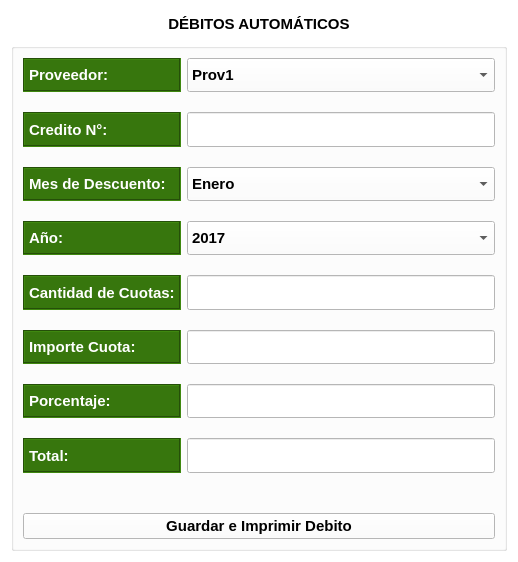
Old version of the form gui/cargas/carga_debito.ui in the repository shae-ra/sindicato.
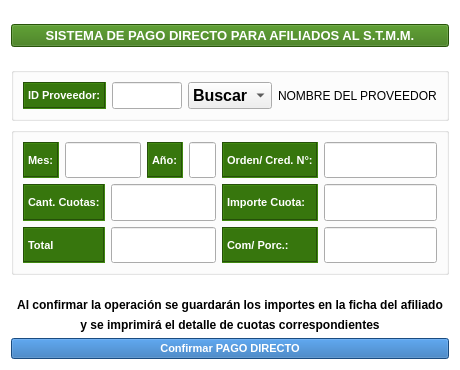
New version of the form. Icons and pictures are not drawn.

The edit to the form file:
```diff
--- a/gui/cargas/carga_debito.ui
+++ b/gui/cargas/carga_debito.ui
@@ -6,10 +6,22 @@
    <rect>
     <x>0</x>
     <y>0</y>
-    <width>518</width>
-    <height>562</height>
+    <width>460</width>
+    <height>370</height>
    </rect>
   </property>
+  <property name="minimumSize">
+   <size>
+    <width>460</width>
+    <height>370</height>
+   </size>
+  </property>
+  <property name="maximumSize">
+   <size>
+    <width>460</width>
+    <height>370</height>
+   </size>
+  </property>
   <property name="palette">
    <palette>
     <active>
@@ -428,23 +440,68 @@
   <property name="windowTitle">
    <string>Form</string>
   </property>
-  <layout class="QGridLayout" name="gridLayout_3" rowstretch="30,0">
-   <item row="1" column="0" colspan="2">
-    <widget class="QGroupBox" name="groupBox">
+  <layout class="QGridLayout" name="gridLayout_3" rowstretch="10,0,0,10,30,0,0,0,0">
+   <item row="5" column="1">
+    <spacer name="verticalSpacer">
+     <property name="orientation">
+      <enum>Qt::Vertical</enum>
+     </property>
+     <property name="sizeHint" stdset="0">
+      <size>
+       <width>14</width>
+       <height>17</height>
+      </size>
+     </property>
+    </spacer>
+   </item>
+   <item row="6" column="1">
+    <widget class="QLabel" name="label_10">
+     <property name="font">
+      <font>
+       <weight>75</weight>
+       <bold>true</bold>
+      </font>
+     </property>
+     <property name="text">
+      <string>Al confirmar la operación se guardarán los importes en la ficha del afiliado</string>
+     </property>
+     <property name="alignment">
+      <set>Qt::AlignCenter</set>
+     </property>
+    </widget>
+   </item>
+   <item row="7" column="1">
+    <widget class="QLabel" name="label_11">
+     <property name="font">
+      <font>
+       <weight>75</weight>
+       <bold>true</bold>
+      </font>
+     </property>
+     <property name="text">
+      <string> y se imprimirá el detalle de cuotas correspondientes </string>
+     </property>
+     <property name="alignment">
+      <set>Qt::AlignCenter</set>
+     </property>
+    </widget>
+   </item>
+   <item row="4" column="0" colspan="3">
+    <widget class="QGroupBox" name="groupBox_2">
+     <property name="styleSheet">
+      <string notr="true">#groupBox_2{
+background-color: #FFFFFF;
+}</string>
+     </property>
      <property name="title">
       <string/>
      </property>
+     <property name="flat">
+      <bool>true</bool>
+     </property>
      <layout class="QGridLayout" name="gridLayout_2">
-      <item row="0" column="0">
-       <layout class="QGridLayout" name="gridLayout" rowstretch="10,10,10,10,10,10,10,10,10">
-        <property name="topMargin">
-         <number>0</number>
-        </property>
-        <property name="verticalSpacing">
-         <number>20</number>
-        </property>
-        <item row="6" column="1" colspan="2">
-         <widget class="QLineEdit" name="lineEdit_5">
+      <item row="0" column="1" colspan="2">
+       <widget class="QLineEdit" name="lineEdit_2">
           <property name="sizePolicy">
            <sizepolicy hsizetype="Expanding" vsizetype="Expanding">
             <horstretch>0</horstretch>
@@ -453,114 +510,33 @@
           </property>
           <property name="font">
            <font>
-            <family>Arial</family>
-            <pointsize>11</pointsize>
+          <family>System</family>
+          <pointsize>12</pointsize>
             <weight>75</weight>
             <bold>true</bold>
            </font>
           </property>
          </widget>
         </item>
-        <item row="2" column="0">
-         <widget class="QLabel" name="label_2">
+      <item row="0" column="4" colspan="3">
+       <widget class="QLineEdit" name="lineEdit_4">
           <property name="sizePolicy">
-           <sizepolicy hsizetype="Preferred" vsizetype="Expanding">
+         <sizepolicy hsizetype="Expanding" vsizetype="Expanding">
             <horstretch>0</horstretch>
             <verstretch>0</verstretch>
            </sizepolicy>
           </property>
           <property name="font">
            <font>
-            <family>Arial</family>
-            <pointsize>11</pointsize>
+          <family>System</family>
+          <pointsize>12</pointsize>
             <weight>75</weight>
             <bold>true</bold>
            </font>
           </property>
-          <property name="styleSheet">
-           <string notr="true">#label_2{
-background-color:#37760D;
-color: #FFFFFF;
-}</string>
-          </property>
-          <property name="frameShape">
-           <enum>QFrame::Box</enum>
-          </property>
-          <property name="frameShadow">
-           <enum>QFrame::Sunken</enum>
-          </property>
-          <property name="text">
-           <string>Mes de Descuento:</string>
-          </property>
-         </widget>
-        </item>
-        <item row="0" column="0">
-         <widget class="QLabel" name="label">
-          <property name="sizePolicy">
-           <sizepolicy hsizetype="Preferred" vsizetype="Expanding">
-            <horstretch>0</horstretch>
-            <verstretch>0</verstretch>
-           </sizepolicy>
-          </property>
-          <property name="font">
-           <font>
-            <family>Arial</family>
-            <pointsize>11</pointsize>
-            <weight>75</weight>
-            <bold>true</bold>
-           </font>
-          </property>
-          <property name="styleSheet">
-           <string notr="true">#label{
-background-color:#37760D;
-color: #FFFFFF;
-}</string>
-          </property>
-          <property name="frameShape">
-           <enum>QFrame::Box</enum>
-          </property>
-          <property name="frameShadow">
-           <enum>QFrame::Sunken</enum>
-          </property>
-          <property name="text">
-           <string>Proveedor:</string>
-          </property>
-         </widget>
-        </item>
-        <item row="1" column="0">
-         <widget class="QLabel" name="label_7">
-          <property name="sizePolicy">
-           <sizepolicy hsizetype="Preferred" vsizetype="Expanding">
-            <horstretch>0</horstretch>
-            <verstretch>0</verstretch>
-           </sizepolicy>
-          </property>
-          <property name="font">
-           <font>
-            <family>Arial</family>
-            <pointsize>11</pointsize>
-            <weight>75</weight>
-            <bold>true</bold>
-           </font>
-          </property>
-          <property name="styleSheet">
-           <string notr="true">#label_7{
-background-color:#37760D;
-color: #FFFFFF;
-}</string>
-          </property>
-          <property name="frameShape">
-           <enum>QFrame::Box</enum>
-          </property>
-          <property name="frameShadow">
-           <enum>QFrame::Sunken</enum>
-          </property>
-          <property name="text">
-           <string>Credito N°:</string>
-          </property>
-         </widget>
-        </item>
-        <item row="4" column="0">
+       </widget>
+      </item>
+      <item row="2" column="0" colspan="2">
          <widget class="QLabel" name="label_4">
           <property name="sizePolicy">
            <sizepolicy hsizetype="Preferred" vsizetype="Expanding">
@@ -571,7 +547,7 @@
           <property name="font">
            <font>
             <family>Arial</family>
-            <pointsize>11</pointsize>
+          <pointsize>8</pointsize>
             <weight>75</weight>
             <bold>true</bold>
            </font>
@@ -589,12 +565,12 @@
            <enum>QFrame::Sunken</enum>
           </property>
           <property name="text">
-           <string>Cantidad de Cuotas:</string>
+         <string>Cant. Cuotas:</string>
           </property>
          </widget>
         </item>
-        <item row="6" column="0">
-         <widget class="QLabel" name="label_8">
+      <item row="0" column="7">
+       <widget class="QLabel" name="label_7">
           <property name="sizePolicy">
            <sizepolicy hsizetype="Preferred" vsizetype="Expanding">
             <horstretch>0</horstretch>
@@ -604,13 +580,13 @@
           <property name="font">
            <font>
             <family>Arial</family>
-            <pointsize>11</pointsize>
+          <pointsize>8</pointsize>
             <weight>75</weight>
             <bold>true</bold>
            </font>
           </property>
           <property name="styleSheet">
-           <string notr="true">#label_8{
+         <string notr="true">#label_7{
 background-color:#37760D;
 color: #FFFFFF;
 }</string>
@@ -622,11 +598,11 @@
            <enum>QFrame::Sunken</enum>
           </property>
           <property name="text">
-           <string>Porcentaje:</string>
+         <string>Orden/ Cred. N°:</string>
           </property>
          </widget>
         </item>
-        <item row="3" column="0">
+      <item row="0" column="3">
          <widget class="QLabel" name="label_3">
           <property name="sizePolicy">
            <sizepolicy hsizetype="Preferred" vsizetype="Expanding">
@@ -637,7 +613,7 @@
           <property name="font">
            <font>
             <family>Arial</family>
-            <pointsize>11</pointsize>
+          <pointsize>8</pointsize>
             <weight>75</weight>
             <bold>true</bold>
            </font>
@@ -659,8 +635,8 @@
           </property>
          </widget>
         </item>
-        <item row="0" column="1" colspan="2">
-         <widget class="QComboBox" name="comboBox">
+      <item row="0" column="0">
+       <widget class="QLabel" name="label_2">
           <property name="sizePolicy">
            <sizepolicy hsizetype="Preferred" vsizetype="Expanding">
             <horstretch>0</horstretch>
@@ -670,51 +646,13 @@
           <property name="font">
            <font>
             <family>Arial</family>
-            <pointsize>11</pointsize>
-            <weight>75</weight>
-            <bold>true</bold>
-           </font>
-          </property>
-          <item>
-           <property name="text">
-            <string>Prov1</string>
-           </property>
-          </item>
-          <item>
-           <property name="text">
-            <string>Prov2</string>
-           </property>
-          </item>
-          <item>
-           <property name="text">
-            <string>Prov3</string>
-           </property>
-          </item>
-          <item>
-           <property name="text">
-            <string>Prov4</string>
-           </property>
-          </item>
-         </widget>
-        </item>
-        <item row="7" column="0">
-         <widget class="QLabel" name="label_6">
-          <property name="sizePolicy">
-           <sizepolicy hsizetype="Preferred" vsizetype="Expanding">
-            <horstretch>0</horstretch>
-            <verstretch>0</verstretch>
-           </sizepolicy>
-          </property>
-          <property name="font">
-           <font>
-            <family>Arial</family>
-            <pointsize>11</pointsize>
+          <pointsize>8</pointsize>
             <weight>75</weight>
             <bold>true</bold>
            </font>
           </property>
           <property name="styleSheet">
-           <string notr="true">#label_6{
+         <string notr="true">#label_2{
 background-color:#37760D;
 color: #FFFFFF;
 }</string>
@@ -726,12 +664,12 @@
            <enum>QFrame::Sunken</enum>
           </property>
           <property name="text">
-           <string>Total:</string>
+         <string>Mes:</string>
           </property>
          </widget>
         </item>
-        <item row="5" column="1" colspan="2">
-         <widget class="QLineEdit" name="lineEdit_2">
+      <item row="0" column="8">
+       <widget class="QLineEdit" name="lineEdit_8">
           <property name="sizePolicy">
            <sizepolicy hsizetype="Expanding" vsizetype="Expanding">
             <horstretch>0</horstretch>
@@ -740,37 +678,16 @@
           </property>
           <property name="font">
            <font>
-            <family>Arial</family>
-            <pointsize>11</pointsize>
+          <family>System</family>
+          <pointsize>12</pointsize>
             <weight>75</weight>
             <bold>true</bold>
            </font>
           </property>
          </widget>
         </item>
-        <item row="8" column="0" colspan="3">
-         <spacer name="horizontalSpacer">
-          <property name="font">
-           <font>
-            <family>Arial</family>
-            <pointsize>11</pointsize>
-            <weight>75</weight>
-            <bold>true</bold>
-           </font>
-          </property>
-          <property name="orientation">
-           <enum>Qt::Horizontal</enum>
-          </property>
-          <property name="sizeHint" stdset="0">
-           <size>
-            <width>40</width>
-            <height>20</height>
-           </size>
-          </property>
-         </spacer>
-        </item>
-        <item row="7" column="1" colspan="2">
-         <widget class="QLineEdit" name="lineEdit_3">
+      <item row="2" column="8">
+       <widget class="QLineEdit" name="lineEdit_5">
           <property name="sizePolicy">
            <sizepolicy hsizetype="Expanding" vsizetype="Expanding">
             <horstretch>0</horstretch>
@@ -779,15 +696,15 @@
           </property>
           <property name="font">
            <font>
-            <family>Arial</family>
-            <pointsize>11</pointsize>
+          <family>System</family>
+          <pointsize>12</pointsize>
             <weight>75</weight>
             <bold>true</bold>
            </font>
           </property>
          </widget>
         </item>
-        <item row="5" column="0">
+      <item row="2" column="7">
          <widget class="QLabel" name="label_5">
           <property name="sizePolicy">
            <sizepolicy hsizetype="Preferred" vsizetype="Expanding">
@@ -798,7 +715,7 @@
           <property name="font">
            <font>
             <family>Arial</family>
-            <pointsize>11</pointsize>
+          <pointsize>8</pointsize>
             <weight>75</weight>
             <bold>true</bold>
            </font>
@@ -820,93 +737,28 @@
           </property>
          </widget>
         </item>
-        <item row="3" column="1" colspan="2">
-         <widget class="QComboBox" name="comboBox_3">
+      <item row="3" column="8">
+       <widget class="QLineEdit" name="lineEdit_10">
           <property name="sizePolicy">
-           <sizepolicy hsizetype="Preferred" vsizetype="Expanding">
+         <sizepolicy hsizetype="Expanding" vsizetype="Expanding">
             <horstretch>0</horstretch>
             <verstretch>0</verstretch>
            </sizepolicy>
           </property>
           <property name="font">
            <font>
-            <family>Arial</family>
-            <pointsize>11</pointsize>
+          <family>System</family>
+          <pointsize>12</pointsize>
             <weight>75</weight>
             <bold>true</bold>
            </font>
           </property>
-          <item>
-           <property name="text">
-            <string>2017</string>
-           </property>
-          </item>
-          <item>
-           <property name="text">
-            <string>2018</string>
-           </property>
-          </item>
-          <item>
-           <property name="text">
-            <string>2019</string>
-           </property>
-          </item>
-          <item>
-           <property name="text">
-            <string>2020</string>
-           </property>
-          </item>
-          <item>
-           <property name="text">
-            <string>2021</string>
-           </property>
-          </item>
-          <item>
-           <property name="text">
-            <string>2022</string>
-           </property>
-          </item>
-          <item>
-           <property name="text">
-            <string>2022</string>
-           </property>
-          </item>
-          <item>
-           <property name="text">
-            <string>2023</string>
-           </property>
-          </item>
-          <item>
-           <property name="text">
-            <string>2024</string>
-           </property>
-          </item>
-          <item>
-           <property name="text">
-            <string>2025</string>
-           </property>
-          </item>
-          <item>
-           <property name="text">
-            <string>2026</string>
-           </property>
-          </item>
-          <item>
-           <property name="text">
-            <string>2027</string>
-           </property>
-          </item>
-          <item>
-           <property name="text">
-            <string>2028</string>
-           </property>
-          </item>
-         </widget>
-        </item>
-        <item row="4" column="1" colspan="2">
-         <widget class="QLineEdit" name="lineEdit">
+       </widget>
+      </item>
+      <item row="3" column="7">
+       <widget class="QLabel" name="label_8">
           <property name="sizePolicy">
-           <sizepolicy hsizetype="Expanding" vsizetype="Expanding">
+         <sizepolicy hsizetype="Preferred" vsizetype="Expanding">
             <horstretch>0</horstretch>
             <verstretch>0</verstretch>
            </sizepolicy>
@@ -914,15 +766,30 @@
           <property name="font">
            <font>
             <family>Arial</family>
-            <pointsize>11</pointsize>
+          <pointsize>8</pointsize>
             <weight>75</weight>
             <bold>true</bold>
            </font>
           </property>
-         </widget>
-        </item>
-        <item row="1" column="1" colspan="2">
-         <widget class="QLineEdit" name="lineEdit_4">
+        <property name="styleSheet">
+         <string notr="true">#label_8{
+background-color:#37760D;
+color: #FFFFFF;
+}</string>
+        </property>
+        <property name="frameShape">
+         <enum>QFrame::Box</enum>
+        </property>
+        <property name="frameShadow">
+         <enum>QFrame::Sunken</enum>
+        </property>
+        <property name="text">
+         <string>Com/ Porc.:</string>
+        </property>
+       </widget>
+      </item>
+      <item row="2" column="2" colspan="5">
+       <widget class="QLineEdit" name="lineEdit_7">
           <property name="sizePolicy">
            <sizepolicy hsizetype="Expanding" vsizetype="Expanding">
             <horstretch>0</horstretch>
@@ -931,16 +798,16 @@
           </property>
           <property name="font">
            <font>
-            <family>Arial</family>
-            <pointsize>11</pointsize>
+          <family>System</family>
+          <pointsize>12</pointsize>
             <weight>75</weight>
             <bold>true</bold>
            </font>
           </property>
          </widget>
         </item>
-        <item row="2" column="1" colspan="2">
-         <widget class="QComboBox" name="comboBox_2">
+      <item row="3" column="0" colspan="2">
+       <widget class="QLabel" name="label_9">
           <property name="sizePolicy">
            <sizepolicy hsizetype="Preferred" vsizetype="Expanding">
             <horstretch>0</horstretch>
@@ -950,127 +817,58 @@
           <property name="font">
            <font>
             <family>Arial</family>
-            <pointsize>11</pointsize>
+          <pointsize>8</pointsize>
             <weight>75</weight>
             <bold>true</bold>
            </font>
           </property>
-          <item>
-           <property name="text">
-            <string>Enero</string>
-           </property>
-          </item>
-          <item>
-           <property name="text">
-            <string>Febrero</string>
-           </property>
-          </item>
-          <item>
-           <property name="text">
-            <string>Marzo</string>
-           </property>
-          </item>
-          <item>
+        <property name="styleSheet">
+         <string notr="true">#label_9{
+background-color:#37760D;
+color: #FFFFFF;
+}</string>
+        </property>
+        <property name="frameShape">
+         <enum>QFrame::Box</enum>
+        </property>
+        <property name="frameShadow">
+         <enum>QFrame::Sunken</enum>
+        </property>
            <property name="text">
-            <string>Abril</string>
-           </property>
-          </item>
-          <item>
-           <property name="text">
-            <string>Mayo</string>
-           </property>
-          </item>
-          <item>
-           <property name="text">
-            <string>Junio</string>
-           </property>
-          </item>
-          <item>
-           <property name="text">
-            <string>SAC-Junio</string>
-           </property>
-          </item>
-          <item>
-           <property name="text">
-            <string>Julio</string>
-           </property>
-          </item>
-          <item>
-           <property name="text">
-            <string>Agosto</string>
-           </property>
-          </item>
-          <item>
-           <property name="text">
-            <string>Septiembre</string>
-           </property>
-          </item>
-          <item>
-           <property name="text">
-            <string>Octubre</string>
-           </property>
-          </item>
-          <item>
-           <property name="text">
-            <string>Noviembre</string>
-           </property>
-          </item>
-          <item>
-           <property name="text">
-            <string>Diciembre</string>
-           </property>
-          </item>
-          <item>
-           <property name="text">
-            <string>SAC-Diciembre</string>
-           </property>
-          </item>
-         </widget>
-        </item>
-       </layout>
-      </item>
-      <item row="1" column="0">
-       <widget class="QPushButton" name="pushButton">
+         <string>Total</string>
+        </property>
+       </widget>
+      </item>
+      <item row="3" column="2" colspan="5">
+       <widget class="QLineEdit" name="lineEdit_9">
         <property name="sizePolicy">
-         <sizepolicy hsizetype="Minimum" vsizetype="Fixed">
+         <sizepolicy hsizetype="Expanding" vsizetype="Expanding">
           <horstretch>0</horstretch>
           <verstretch>0</verstretch>
          </sizepolicy>
         </property>
         <property name="font">
          <font>
-          <family>Arial</family>
-          <pointsize>11</pointsize>
+          <family>System</family>
+          <pointsize>12</pointsize>
           <weight>75</weight>
           <bold>true</bold>
          </font>
         </property>
-        <property name="text">
-         <string>Guardar e Imprimir Debito</string>
-        </property>
-        <property name="icon">
-         <iconset>
-          <normaloff>../iconos/print_preview.ico</normaloff>../iconos/print_preview.ico</iconset>
-        </property>
-        <property name="iconSize">
-         <size>
-          <width>30</width>
-          <height>30</height>
-         </size>
-        </property>
        </widget>
       </item>
      </layout>
     </widget>
    </item>
-   <item row="0" column="0" colspan="2">
+   <item row="0" column="0" rowspan="2" colspan="3">
     <widget class="QPushButton" name="pushButton_2">
      <property name="enabled">
       <bool>true</bool>
      </property>
      <property name="font">
       <font>
-       <pointsize>11</pointsize>
+       <family>Arial</family>
+       <pointsize>10</pointsize>
        <weight>75</weight>
        <bold>true</bold>
       </font>
@@ -1081,8 +879,14 @@
      <property name="contextMenuPolicy">
       <enum>Qt::NoContextMenu</enum>
      </property>
+     <property name="styleSheet">
+      <string notr="true">#pushButton_2{
+background-color:#37760D;
+color: #FFFFFF;
+}</string>
+     </property>
      <property name="text">
-      <string>DÉBITOS AUTOMÁTICOS</string>
+      <string>SISTEMA DE PAGO DIRECTO PARA AFILIADOS AL S.T.M.M.</string>
      </property>
      <property name="icon">
       <iconset>
@@ -1101,12 +905,153 @@
       <bool>false</bool>
      </property>
      <property name="flat">
+      <bool>false</bool>
+     </property>
+    </widget>
+   </item>
+   <item row="2" column="0" rowspan="2" colspan="3">
+    <widget class="QGroupBox" name="groupBox">
+     <property name="styleSheet">
+      <string notr="true">#groupBox{
+background-color: #FFFFFF;
+}</string>
+     </property>
+     <property name="title">
+      <string/>
+     </property>
+     <property name="flat">
       <bool>true</bool>
      </property>
-    </widget>
-   </item>
-  </layout>
- </widget>
+     <layout class="QGridLayout" name="gridLayout">
+      <item row="0" column="0">
+       <widget class="QLabel" name="label">
+        <property name="sizePolicy">
+         <sizepolicy hsizetype="Preferred" vsizetype="Expanding">
+          <horstretch>0</horstretch>
+          <verstretch>0</verstretch>
+         </sizepolicy>
+        </property>
+        <property name="font">
+         <font>
+          <family>Arial</family>
+          <pointsize>8</pointsize>
+          <weight>75</weight>
+          <bold>true</bold>
+         </font>
+        </property>
+        <property name="styleSheet">
+         <string notr="true">#label{
+background-color:#37760D;
+color: #FFFFFF;
+}</string>
+        </property>
+        <property name="frameShape">
+         <enum>QFrame::Box</enum>
+        </property>
+        <property name="frameShadow">
+         <enum>QFrame::Sunken</enum>
+        </property>
+        <property name="text">
+         <string>ID Proveedor:</string>
+        </property>
+       </widget>
+      </item>
+      <item row="0" column="1">
+       <widget class="QLineEdit" name="lineEdit_6">
+        <property name="sizePolicy">
+         <sizepolicy hsizetype="Expanding" vsizetype="Expanding">
+          <horstretch>0</horstretch>
+          <verstretch>0</verstretch>
+         </sizepolicy>
+        </property>
+        <property name="font">
+         <font>
+          <family>System</family>
+          <pointsize>12</pointsize>
+          <weight>75</weight>
+          <bold>true</bold>
+         </font>
+        </property>
+       </widget>
+      </item>
+      <item row="0" column="2">
+       <widget class="QComboBox" name="comboBox">
+        <property name="sizePolicy">
+         <sizepolicy hsizetype="Preferred" vsizetype="Expanding">
+          <horstretch>0</horstretch>
+          <verstretch>0</verstretch>
+         </sizepolicy>
+        </property>
+        <property name="font">
+         <font>
+          <family>System</family>
+          <pointsize>12</pointsize>
+          <weight>75</weight>
+          <bold>true</bold>
+         </font>
+        </property>
+        <item>
+         <property name="text">
+          <string>Buscar</string>
+         </property>
+        </item>
+       </widget>
+      </item>
+      <item row="0" column="3">
+       <widget class="QLabel" name="label_6">
+        <property name="text">
+         <string>NOMBRE DEL PROVEEDOR</string>
+        </property>
+       </widget>
+      </item>
+     </layout>
+    </widget>
+   </item>
+   <item row="8" column="0" colspan="3">
+    <widget class="QPushButton" name="pushButton">
+     <property name="sizePolicy">
+      <sizepolicy hsizetype="Expanding" vsizetype="Fixed">
+       <horstretch>0</horstretch>
+       <verstretch>0</verstretch>
+      </sizepolicy>
+     </property>
+     <property name="font">
+      <font>
+       <family>Arial</family>
+       <pointsize>8</pointsize>
+       <weight>75</weight>
+       <bold>true</bold>
+      </font>
+     </property>
+     <property name="styleSheet">
+      <string notr="true">#pushButton{
+background-color:#246BB3;
+color: #FFFFFF;
+}</string>
+     </property>
+     <property name="text">
+      <string>Confirmar PAGO DIRECTO</string>
+     </property>
+     <property name="icon">
+      <iconset>
+       <normaloff>../iconos/bp.png</normaloff>../iconos/bp.png</iconset>
+     </property>
+     <property name="iconSize">
+      <size>
+       <width>30</width>
+       <height>30</height>
+      </size>
+     </property>
+    </widget>
+   </item>
+  </layout>
+ </widget>
+ <tabstops>
+  <tabstop>lineEdit_6</tabstop>
+  <tabstop>comboBox</tabstop>
+  <tabstop>lineEdit_2</tabstop>
+  <tabstop>lineEdit_4</tabstop>
+ </tabstops>
  <resources/>
  <connections/>
 </ui>
```
Lines whose indentation alone changed are shown as unchanged.
